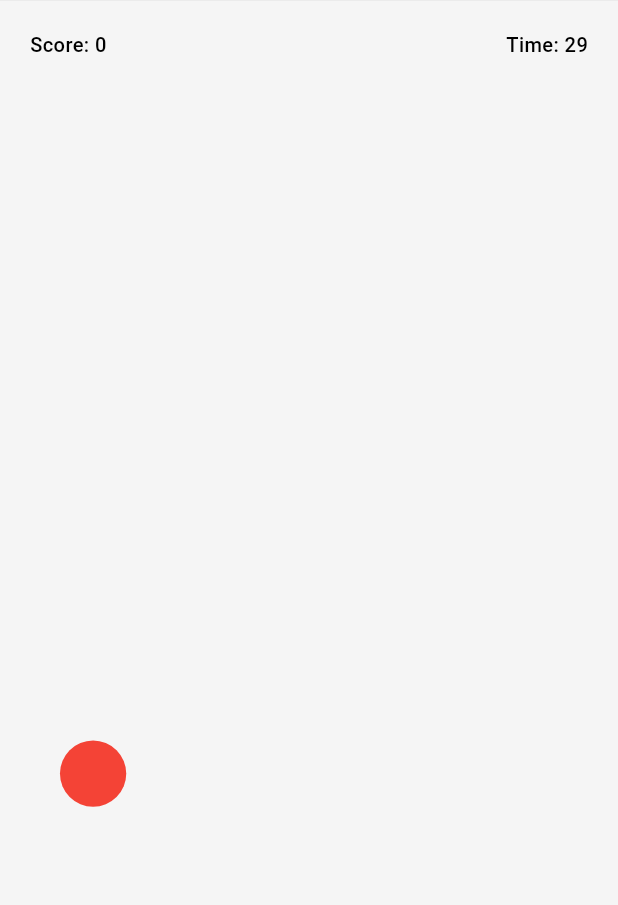
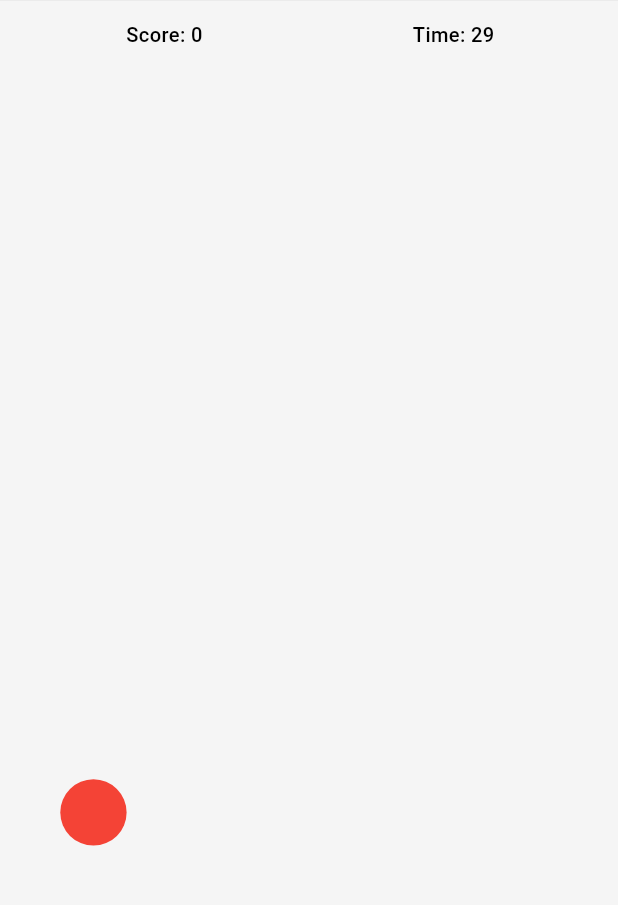
Before and after one commit to yenyichau/panda_test_ios, a Flutter app: the screen it shows after launch, after a tap on "Easy", on a phone screen of 412 x 824 dp, the part 74-979 px from its top. Run offline on Flutter 3.47's test engine with Material 3 defaults, Android fonts, the phone set to English and light mode, and no system bars; our stand-ins replace extended_image, flutter_screenutil, flutter_svg, shared_preferences, shimmer; missing offline and left inert: flutter_inappwebview; network calls fail.

Commit message:
- updatedf

```diff
--- a/lib/pages/game_page.dart
+++ b/lib/pages/game_page.dart
@@ -74,8 +74,8 @@ class _GamePageState extends State<GamePage> {
       } else {
         setState(() {
           targetPosition = Offset(
-            random.nextDouble() * (MediaQuery.of(context).size.width - 50),
-            random.nextDouble() * (MediaQuery.of(context).size.height - 150),
+            random.nextDouble() * (AppSize.width - 50.fw),
+            random.nextDouble() * (AppSize.height - 200.fh),
           );
         });
       }
@@ -135,6 +135,35 @@ class _GamePageState extends State<GamePage> {
       ),
       body: Container(
         color: Colors.grey.withOpacity(0.1),
+        child: Column(
+          children: [
+            Padding(
+              padding: const EdgeInsets.symmetric(
+                      horizontal: kHorizontalPadding,
+                      vertical: kHorizontalPadding)
+                  .r,
+              child: Row(
+                children: [
+                  Expanded(
+                    child: Center(
+                      child: AppText(
+                        'Score: $score',
+                        fontWeight: FontWeight.w500,
+                      ),
+                    ),
+                  ),
+                  Expanded(
+                    child: Center(
+                      child: AppText(
+                        'Time: $timeLeft',
+                        fontWeight: FontWeight.w500,
+                      ),
+                    ),
+                  ),
+                ],
+              ),
+            ),
+            Expanded(
               child: Stack(
                 children: [
                   if (gameStarted)
@@ -156,8 +185,9 @@ class _GamePageState extends State<GamePage> {
                   if (!gameStarted)
                     Center(
                       child: Container(
-                  margin:
-                      EdgeInsets.symmetric(horizontal: AppSize.width * 0.1).r,
+                        margin: EdgeInsets.symmetric(
+                                horizontal: AppSize.width * 0.1)
+                            .r,
                         padding: const EdgeInsets.all(kHorizontalPadding).r,
                         decoration: BoxDecoration(
                           color: Colors.white,
@@ -200,7 +230,8 @@ class _GamePageState extends State<GamePage> {
                                   textSize: kFont12,
                                   borderColor: Colors.grey,
                                   padding: const EdgeInsets.symmetric(
-                                    horizontal: kHorizontalPadding, vertical: 5)
+                                          horizontal: kHorizontalPadding,
+                                          vertical: 5)
                                       .r,
                                 ),
                               ],
@@ -209,20 +240,7 @@ class _GamePageState extends State<GamePage> {
                         ),
                       ),
                     ),
-            Positioned(
-              top: 20,
-              left: 20,
-              child: AppText(
-                'Score: $score',
-                fontWeight: FontWeight.w500,
-              ),
-            ),
-            Positioned(
-              top: 20,
-              right: 20,
-              child: AppText(
-                'Time: $timeLeft',
-                fontWeight: FontWeight.w500,
+                ],
               ),
             ),
           ],
```
Lines whose indentation alone changed are shown as unchanged.
